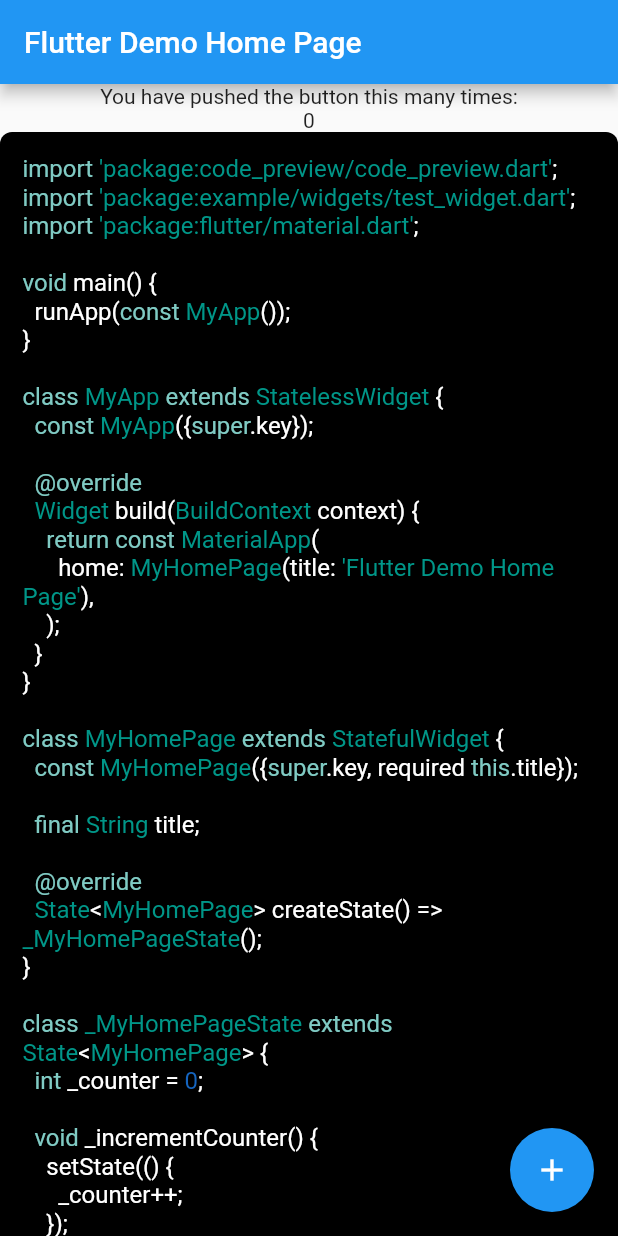
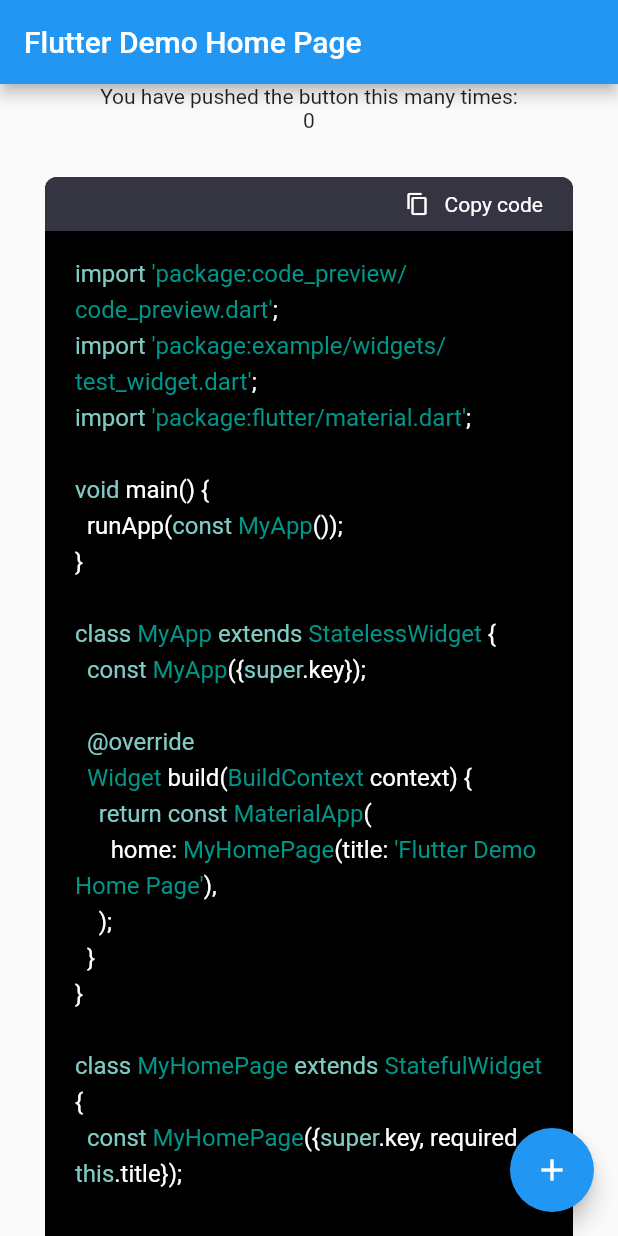
Before and after one commit to xdd666t/code_preview, a Flutter app: the screen it shows after launch, on a phone screen of 412 x 824 dp. Run offline on Flutter 3.47's test engine with Material 2 defaults, Android fonts, the phone set to English and light mode, and no system bars.

Commit message:
improve some functions

```diff
--- a/example/lib/main.dart
+++ b/example/lib/main.dart
@@ -46,7 +46,15 @@ class _MyHomePageState extends State<MyHomePage> {
             children: <Widget>[
               const Text('You have pushed the button this many times:'),
               Text('$_counter'),
-              CodePreview(code: this),
+              Container(
+                margin: const EdgeInsets.all(30),
+                child: CodePreview(
+                  code: this,
+                  codeBuilder: (code) {
+                    print(code);
+                  },
+                ),
+              ),
             ],
           ),
         ),
--- a/lib/code_preview.dart
+++ b/lib/code_preview.dart
@@ -1,4 +1,4 @@
 library code_preview;
 
-export 'src/config.dart';
-export 'src/code_preview.dart';
+export 'src/code_preview/code_preview.dart';
+export 'src/config/config.dart';
--- a/lib/src/code_preview.dart
+++ /dev/null
@@ -1,43 +0,0 @@
-import 'package:code_preview/src/helper/code_highlight/syntax_highlighter.dart';
-import 'package:code_preview/src/state_manage/build.dart';
-import 'package:flutter/material.dart';
-
-import 'code_preview_logic.dart';
-import 'state_manage/change_notifier_easy.dart';
-import 'state_manage/easy.dart';
-
-class CodePreview extends StatelessWidget {
-  const CodePreview({
-    Key? key,
-    required this.code,
-  }) : super(key: key);
-
-  /// 传入你需要预览展示的实例, eg | code: CodePreview()
-  final Object code;
-
-  @override
-  Widget build(BuildContext context) {
-    return ChangeNotifierEasy(
-      create: (_) => CodePreviewLogic(code: code),
-      builder: (BuildContext context) {
-        var logic = Easy.of<CodePreviewLogic>(context);
-
-        return EasyBuilder<CodePreviewLogic>(() {
-          return Container(
-            padding: const EdgeInsets.all(15),
-            decoration: BoxDecoration(
-              color: Colors.black,
-              borderRadius: BorderRadius.circular(8),
-            ),
-            child: RichText(
-              text: TextSpan(
-                style: const TextStyle(fontSize: 16),
-                children: [DartSyntaxHighlighter().format(logic.codeContent)],
-              ),
-            ),
-          );
-        });
-      },
-    );
-  }
-}
--- /dev/null
+++ b/lib/src/code_preview/code_preview.dart
@@ -0,0 +1,51 @@
+import 'package:code_preview/src/code_preview/code_preview_state.dart';
+import 'package:code_preview/src/helper/code_highlight/syntax_highlighter.dart';
+import 'package:flutter/cupertino.dart';
+import 'package:flutter/material.dart';
+
+import '../state_manage/build.dart';
+import '../state_manage/change_notifier_easy.dart';
+import 'code_preview_logic.dart';
+
+part 'widget/cp_bg.dart';
+part 'widget/cp_code.dart';
+part 'widget/cp_top_info.dart';
+
+typedef CustomBuilder = Widget Function(String codeContent);
+typedef CodeBuilder = void Function(String codeContent);
+
+class CodePreview extends StatelessWidget {
+  const CodePreview({
+    Key? key,
+    required this.code,
+    this.codeBuilder,
+    this.customBuilder,
+  }) : super(key: key);
+
+  /// 传入你需要预览展示的实例, eg | code: CodePreview()
+  final Object code;
+
+  /// 当code内容计算出来后, 该回调会被调用
+  final CodeBuilder? codeBuilder;
+
+  /// 可使用该参数自定义代码预览样式
+  final CustomBuilder? customBuilder;
+
+  @override
+  Widget build(BuildContext context) {
+    return _CpBg(
+      logic: CodePreviewLogic(code: code, codeBuilder: codeBuilder),
+      customBuilder: customBuilder,
+      builder: (CodePreviewLogic logic) => [
+        // 顶部功能区
+        _CpTopInfo(
+          data: logic.state,
+          onCopy: () => logic.onCopy(),
+        ),
+
+        //代码预览区
+        _CpCode(data: logic.state),
+      ],
+    );
+  }
+}
--- a/lib/src/code_preview_logic.dart
+++ b/lib/src/code_preview/code_preview_logic.dart
@@ -1,17 +1,26 @@
+import 'dart:async';
 import 'dart:convert';
 
+import 'package:code_preview/src/code_preview/code_preview_state.dart';
 import 'package:code_preview/src/util/code_utils.dart';
 import 'package:code_preview/src/util/view_utils.dart';
 import 'package:flutter/material.dart';
 import 'package:flutter/services.dart';
 
+import '../../code_preview.dart';
+
 class CodePreviewLogic extends ChangeNotifier {
-  Object code;
-  String codeContent = '';
+  final CodePreviewState state = CodePreviewState();
 
   CodePreviewLogic({
-    required this.code,
+    required Object code,
+    required CodeBuilder? codeBuilder,
   }) {
+    state.code = code;
+    state.codeBuilder = codeBuilder;
+  }
+
+  void onInit() {
     ViewUtils.addSafeUse(() async {
       // 处理逻辑
       var assetFilePaths = await _getAssetFilePaths();
@@ -20,9 +29,22 @@ class CodePreviewLogic extends ChangeNotifier {
     });
   }
 
+  void onCopy() {
+    state.copyTimer?.cancel();
+    state.copyTimer = Timer(const Duration(seconds: 5), () {
+      state.copyStatus = CopyStatus.not;
+      notifyListeners();
+    });
+
+    state.copyStatus = CopyStatus.done;
+    notifyListeners();
+
+    Clipboard.setData(ClipboardData(text: state.codeContent));
+  }
+
   void _matchContent(List<String> assetFilePaths) async {
-    var type = code.runtimeType.toString();
-    codeContent = '';
+    var type = state.code.runtimeType.toString();
+    String codeContent = '';
     // 尝试进行文件名匹配
     final fileName = CodeUtils.toUnderline(type);
     for (String path in assetFilePaths) {
@@ -49,6 +71,8 @@ class CodePreviewLogic extends ChangeNotifier {
     if (codeContent == '') {
       return;
     }
+    state.codeBuilder?.call(codeContent);
+    state.codeContent = codeContent;
     notifyListeners();
   }
 
--- /dev/null
+++ b/lib/src/code_preview/code_preview_state.dart
@@ -0,0 +1,22 @@
+import 'dart:async';
+
+import '../../code_preview.dart';
+
+class CodePreviewState {
+  late Object code;
+
+  String codeContent = '';
+
+  CodeBuilder? codeBuilder;
+
+  CopyStatus copyStatus = CopyStatus.not;
+
+  Timer? copyTimer;
+}
+
+enum CopyStatus {
+  // 未复制
+  not,
+  // 已经复制
+  done,
+}
--- /dev/null
+++ b/lib/src/code_preview/widget/cp_bg.dart
@@ -0,0 +1,52 @@
+part of '../code_preview.dart';
+
+class _CpBg extends StatefulWidget {
+  const _CpBg({
+    Key? key,
+    required this.logic,
+    required this.customBuilder,
+    required this.builder,
+  }) : super(key: key);
+
+  final CodePreviewLogic logic;
+
+  final List<Widget> Function(CodePreviewLogic logic) builder;
+
+  final CustomBuilder? customBuilder;
+
+  @override
+  State<_CpBg> createState() => _CpBgState();
+}
+
+class _CpBgState extends State<_CpBg> {
+  @override
+  void initState() {
+    widget.logic.onInit();
+    super.initState();
+  }
+
+  @override
+  Widget build(BuildContext context) {
+    return ChangeNotifierEasy(
+      create: (_) => widget.logic,
+      builder: (BuildContext context) {
+        return EasyBuilder<CodePreviewLogic>(builder: (logic) {
+          if (widget.customBuilder != null) {
+            return widget.customBuilder!(logic.state.codeContent);
+          }
+
+          return ClipRRect(
+            borderRadius: BorderRadius.circular(8),
+            child: Container(
+              color: Colors.black,
+              child: Column(
+                mainAxisSize: MainAxisSize.min,
+                children: widget.builder(logic),
+              ),
+            ),
+          );
+        });
+      },
+    );
+  }
+}
--- /dev/null
+++ b/lib/src/code_preview/widget/cp_code.dart
@@ -0,0 +1,30 @@
+part of '../code_preview.dart';
+
+class _CpCode extends StatelessWidget {
+  const _CpCode({Key? key, required this.data}) : super(key: key);
+
+  final CodePreviewState data;
+
+  @override
+  Widget build(BuildContext context) {
+    return Container(
+      padding: const EdgeInsets.only(left: 20, right: 20, top: 15, bottom: 25),
+      alignment: Alignment.centerLeft,
+      child: SelectionArea(
+        selectionControls: CupertinoTextSelectionControls(),
+        child: Text.rich(
+          TextSpan(
+            style: const TextStyle(
+              fontSize: 16,
+              height: 1.5,
+              color: Colors.white,
+            ),
+            children: [
+              DartSyntaxHighlighter().format(data.codeContent.trim()),
+            ],
+          ),
+        ),
+      ),
+    );
+  }
+}
--- /dev/null
+++ b/lib/src/code_preview/widget/cp_top_info.dart
@@ -0,0 +1,45 @@
+part of '../code_preview.dart';
+
+class _CpTopInfo extends StatelessWidget {
+  const _CpTopInfo({
+    Key? key,
+    required this.data,
+    required this.onCopy,
+  }) : super(key: key);
+
+  final CodePreviewState data;
+
+  final VoidCallback onCopy;
+
+  @override
+  Widget build(BuildContext context) {
+    return Container(
+      height: 36,
+      color: const Color(0xFF343541),
+      alignment: Alignment.centerRight,
+      child: InkWell(
+        onTap: () => onCopy(),
+        child: Container(
+          padding: const EdgeInsets.symmetric(horizontal: 20),
+          child: Row(mainAxisSize: MainAxisSize.min, children: [
+            Builder(builder: (context) {
+              IconData icons;
+              if (data.copyStatus == CopyStatus.not) {
+                icons = Icons.content_copy_outlined;
+              } else {
+                icons = Icons.done;
+              }
+
+              return Icon(icons, color: Colors.white, size: 16);
+            }),
+            const SizedBox(width: 10),
+            Text(
+              data.copyStatus == CopyStatus.not ? 'Copy code' : "Copied",
+              style: const TextStyle(color: Colors.white, fontSize: 14),
+            ),
+          ]),
+        ),
+      ),
+    );
+  }
+}
--- a/lib/src/state_manage/build.dart
+++ b/lib/src/state_manage/build.dart
@@ -3,30 +3,15 @@ import 'package:flutter/material.dart';
 import 'easy.dart';
 
 class EasyBuilder<T extends ChangeNotifier> extends StatelessWidget {
-  const EasyBuilder(
-    this.builder, {
+  const EasyBuilder({
     Key? key,
+    required this.builder,
   }) : super(key: key);
 
-  final Widget Function() builder;
+  final Widget Function(T easyP) builder;
 
   @override
   Widget build(BuildContext context) {
-    Easy.register<T>(context);
-    return builder();
+    return builder(Easy.register<T>(context));
   }
 }
-
-class EasyBuilderAll<T extends ChangeNotifier> extends StatelessWidget {
-  const EasyBuilderAll(
-    this.builder, {
-    Key? key,
-  }) : super(key: key);
-
-  final Widget Function(BuildContext context, T easyP) builder;
-
-  @override
-  Widget build(BuildContext context) {
-    return builder(context, Easy.register<T>(context));
-  }
-}
--- a/pubspec.yaml
+++ b/pubspec.yaml
@@ -1,6 +1,6 @@
 name: code_preview
 description: flutter code preview
-version: 0.0.2
+version: 0.0.3
 homepage: https://github.com/xdd666t/code_preview
 # export https_proxy=http://127.0.0.1:7890 http_proxy=http://127.0.0.1:7890 all_proxy=socks5://127.0.0.1:7890
 # flutter pub publish --server=https://pub.dartlang.org
```
Also changed, not shown: lib/src/config/config.dart (renamed from lib/src/config.dart), 1 other file.
